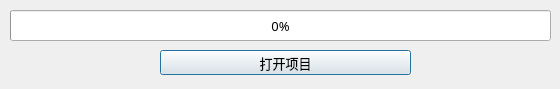
The window that src/ui/progress_dialog.ui (Diving-Fish/vehicle-dataset-enhance) describes before a commit, drawn with Qt 5.
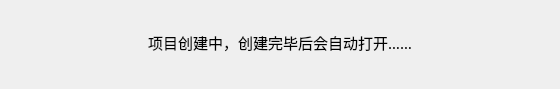
The same window after the commit.

Diff of the .ui file:
```diff
--- a/src/ui/progress_dialog.ui
+++ b/src/ui/progress_dialog.ui
@@ -13,45 +13,26 @@
   <property name="windowTitle">
    <string>创建新项目</string>
   </property>
-  <widget class="QProgressBar" name="progressBar">
+  <widget class="QLabel" name="label">
    <property name="geometry">
     <rect>
-     <x>10</x>
-     <y>10</y>
-     <width>541</width>
-     <height>31</height>
-    </rect>
-   </property>
-   <property name="font">
-    <font>
-     <family>微软雅黑</family>
-     <pointsize>10</pointsize>
-    </font>
-   </property>
-   <property name="value">
-    <number>0</number>
-   </property>
-   <property name="format">
-    <string>%p%</string>
-   </property>
-  </widget>
-  <widget class="QPushButton" name="pushButton">
-   <property name="geometry">
-    <rect>
-     <x>160</x>
-     <y>50</y>
-     <width>251</width>
+     <x>0</x>
+     <y>30</y>
+     <width>560</width>
      <height>25</height>
     </rect>
    </property>
    <property name="font">
     <font>
      <family>微软雅黑</family>
-     <pointsize>10</pointsize>
+     <pointsize>11</pointsize>
     </font>
    </property>
    <property name="text">
-    <string>打开项目</string>
+    <string>项目创建中，创建完毕后会自动打开……</string>
+   </property>
+   <property name="alignment">
+    <set>Qt::AlignCenter</set>
    </property>
   </widget>
  </widget>
```
